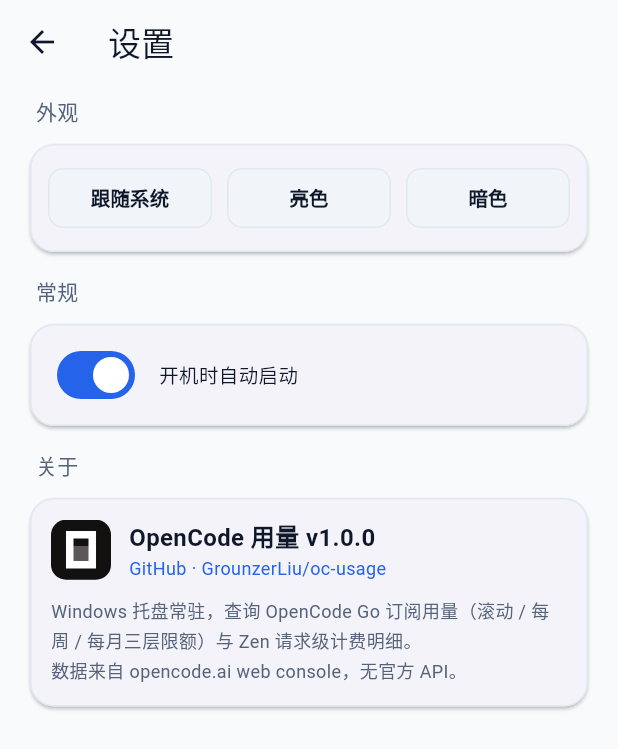
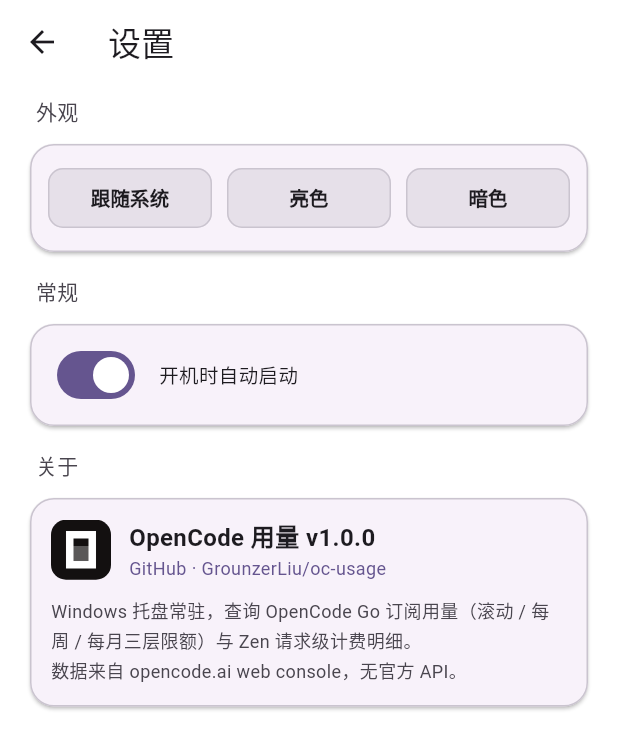
Before and after one commit to GrounzerLiu/oc-usage, a Flutter app: the SettingsPage screen opened directly with empty values, on a phone screen of 412 x 824 dp. Shown: the top 749 px of the screen. Run offline on Flutter 3.47's test engine with Material 3 defaults, Android fonts, the phone set to English and light mode, and no system bars; our stand-ins replace fl_chart, plugin_platform_interface, webview_flutter_platform_interface; missing offline and left inert: dart:ffi, fullscreen_window, sqlite3, tray_manager, win32_registry, window_manager; Roboto replaces fonts that are missing (Microsoft YaHei UI); statements that could not run were skipped.

Commit message:
style: 使用 Material 3 原生配色（移除自定义主题色）

```diff
--- a/flutter_app/lib/theme.dart
+++ b/flutter_app/lib/theme.dart
@@ -1,77 +1,4 @@
 import 'dart:ui';
 
-/// 全局主题色（亮/暗两套）。
-///
-/// 配色方案：Slate 中性背景 + 蓝→紫渐变主色（参考 Tailwind/CoreUI 2026 趋势），
-/// 模型分类色板借鉴 Cloudscape/IBM Carbon 的高区分度 5 色序。
+/// 图表与语义色（主题色由 Material 3 ColorScheme 原生派生）。
 class AppColors {
-  // ── 亮色 ──
-  static const lightBg = Color(0xFFF8FAFC); // slate-50
-  static const lightSurface = Color(0xFFFFFFFF);
-  static const lightCardAlt = Color(0xFFF1F5F9); // slate-100
-  static const lightBorder = Color(0xFFE2E8F0); // slate-200
-  static const lightText = Color(0xFF0F172A); // slate-900
-  static const lightSub = Color(0xFF55637A); // 深 slate（sub 文字，保证对比度）
-  static const lightFaint = Color(0xFF64748B); // slate-500（弱文字）
-  static const lightBarBg = Color(0xFFE2E8F0);
-  static const lightAccent = Color(0xFF2563EB); // blue-600
-  static const lightAccentEnd = Color(0xFF7C3AED); // violet-600
-
-  // ── 暗色 ──
-  static const darkBg = Color(0xFF0F172A); // slate-900
-  static const darkSurface = Color(0xFF1E293B); // slate-800
-  static const darkCardAlt = Color(0xFF263348); // slate-700/800 之间
-  static const darkBorder = Color(0xFF334155); // slate-700
-  static const darkText = Color(0xFFF1F5F9); // slate-100
-  static const darkSub = Color(0xFFA3B0C6); // 提亮 sub 文字
-  static const darkFaint = Color(0xFF8B97AD); // 提亮弱文字
-  static const darkBarBg = Color(0xFF334155);
-  static const darkAccent = Color(0xFF3B82F6); // blue-500
-  static const darkAccentEnd = Color(0xFF8B5CF6); // violet-500
-
-  // ── 用量状态色 ──
-  static const ok = Color(0xFF10B981); // emerald-500
-  static const warn = Color(0xFFF59E0B); // amber-500
-  static const danger = Color(0xFFEF4444); // red-500
-
-  // ── 模型分类色板（高区分度，亮/暗主题通用） ──
-  static const modelColors = <String, Color>{
-    'deepseek-v4-flash': Color(0xFF10B981), // emerald
-    'deepseek-v4-pro': Color(0xFFF59E0B), // amber
-    'gpt-5.6-luna': Color(0xFF3B82F6), // blue
-    'mimo-v2.5': Color(0xFFEC4899), // pink
-  };
-  static const fallbackColors = <Color>[
-    Color(0xFF14B8A6), // teal
-    Color(0xFF8B5CF6), // violet
-    Color(0xFFEF4444), // red
-    Color(0xFF06B6D4), // cyan
-    Color(0xFF84CC16), // lime
-    Color(0xFF94A3B8), // slate
-  ];
-
-  static Color modelColor(String model, int index) =>
-      modelColors[model] ?? fallbackColors[index % fallbackColors.length];
-
-  /// 按底色亮度选文字色：亮底深字、暗底白字。
-  static Color readableOn(Color bg) {
-    final lum = 0.299 * bg.r * 255 + 0.587 * bg.g * 255 + 0.114 * bg.b * 255;
-    return lum > 165 ? const Color(0xFF1B2233) : const Color(0xFFFFFFFF);
-  }
-
-  static Color accentFor(double pct) {
-    if (pct >= 80) return danger;
-    if (pct >= 50) return warn;
-    return ok;
-  }
-}
-
-/// 大数中文格式：2.35亿 / 5678万 / 890。
-String fmtTokens(num n) {
-  if (n >= 1e8) return '${(n / 1e8).toStringAsFixed(2)}亿';
-  if (n >= 1e4) return '${(n / 1e4).toStringAsFixed(2)}万';
-  return n.round().toString();
-}
-
-/// cost 原始单位 → 美元（与网页一致：totalCost × 1e-8）。
-const double costToUsd = 1e-8;
```
Also changed, not shown: flutter_app/lib/main.dart (+4 -14 lines).
